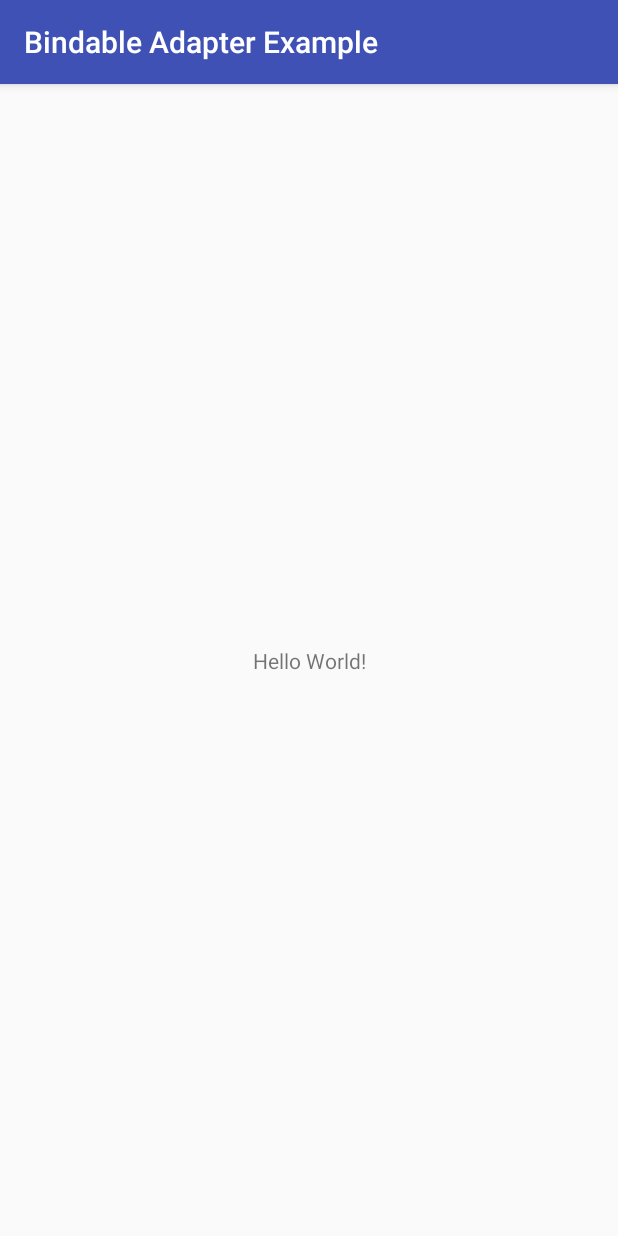
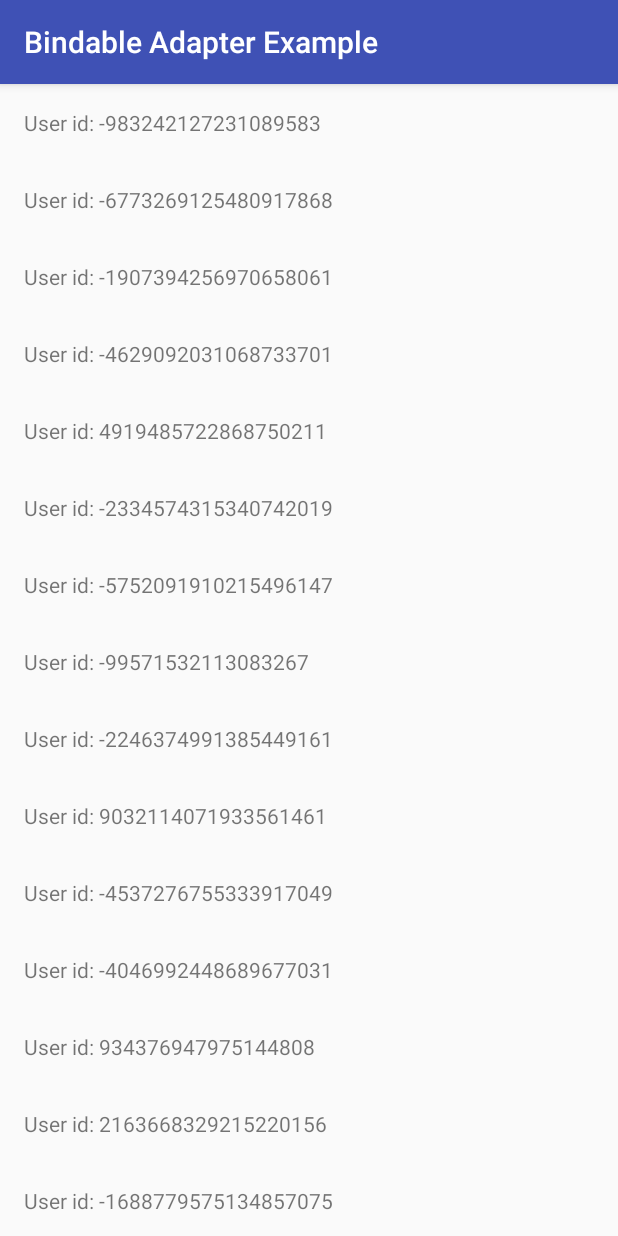
Before and after one commit to kozmi55/Bindable-Adapter-Example, an Android app: the screen it shows after launch (MainActivity), on a phone screen of 412 x 824 dp. Run offline under Robolectric (Android 15) with nearby library versions, the phone set to English and light mode, and no system bars.

```diff
--- a/app/src/main/java/hu/tamaskozmer/bindableadapterexample/MainActivity.kt
+++ b/app/src/main/java/hu/tamaskozmer/bindableadapterexample/MainActivity.kt
@@ -1,12 +1,29 @@
 package hu.tamaskozmer.bindableadapterexample
 
+import android.os.Bundle
 import android.support.v7.app.AppCompatActivity
-import android.os.Bundle
+import android.support.v7.widget.LinearLayoutManager
+import kotlinx.android.synthetic.main.activity_main.*
 
 class MainActivity : AppCompatActivity() {
+
+    private val viewModel = UserViewModel()
 
     override fun onCreate(savedInstanceState: Bundle?) {
         super.onCreate(savedInstanceState)
         setContentView(R.layout.activity_main)
+
+        val adapter = UserAdapter()
+
+        recyclerView.layoutManager = LinearLayoutManager(this)
+        recyclerView.adapter = adapter
+
+        viewModel.adapter = adapter
+        viewModel.startUpdates()
+    }
+
+    override fun onDestroy() {
+        viewModel.stopUpdates()
+        super.onDestroy()
     }
 }
--- /dev/null
+++ b/app/src/main/java/hu/tamaskozmer/bindableadapterexample/UserAdapter.kt
@@ -0,0 +1,31 @@
+package hu.tamaskozmer.bindableadapterexample
+
+import android.support.v7.widget.RecyclerView
+import android.view.LayoutInflater
+import android.view.View
+import android.view.ViewGroup
+import kotlinx.android.synthetic.main.list_item.view.*
+
+class UserAdapter : RecyclerView.Adapter<UserAdapter.UserHolder>() {
+
+    var userIds = emptyList<Long>()
+
+    override fun onCreateViewHolder(parent: ViewGroup, viewType: Int): UserHolder {
+        val inflater = LayoutInflater.from(parent.context)
+        return UserHolder(inflater.inflate(R.layout.list_item, parent, false))
+    }
+
+    override fun getItemCount() = userIds.size
+
+    override fun onBindViewHolder(holder: UserHolder, position: Int) {
+        holder.bind(userIds[position])
+    }
+
+    class UserHolder(itemView: View) : RecyclerView.ViewHolder(itemView) {
+
+        fun bind(userId: Long) {
+            itemView.userText.text = "User id: $userId"
+        }
+    }
+
+}
--- /dev/null
+++ b/app/src/main/java/hu/tamaskozmer/bindableadapterexample/UserViewModel.kt
@@ -0,0 +1,46 @@
+package hu.tamaskozmer.bindableadapterexample
+
+import android.databinding.BaseObservable
+import android.databinding.Bindable
+import android.os.Handler
+import java.util.*
+
+class UserViewModel : BaseObservable() {
+
+    @get:Bindable
+    var userIds: List<Long> = emptyList()
+        private set(value) {
+            field = value
+            notifyPropertyChanged(BR.userIds)
+        }
+
+    var adapter: UserAdapter? = null
+
+    private val updateInterval = 1000L
+    private val updateHandler = Handler()
+    private val random = Random()
+
+    private var updateRunnable: Runnable = object : Runnable {
+        override fun run() {
+            updateList()
+            updateHandler.postDelayed(this, updateInterval)
+        }
+    }
+
+    private fun updateList() {
+        userIds = List(30) {
+            random.nextLong()
+        }
+
+        adapter?.userIds = userIds
+        adapter?.notifyDataSetChanged()
+    }
+
+    fun startUpdates() {
+        updateHandler.postDelayed(updateRunnable, updateInterval)
+    }
+
+    fun stopUpdates() {
+        updateHandler.removeCallbacks(updateRunnable)
+    }
+}
--- a/app/src/main/res/layout/activity_main.xml
+++ b/app/src/main/res/layout/activity_main.xml
@@ -1,18 +1,11 @@
 <?xml version="1.0" encoding="utf-8"?>
-<android.support.constraint.ConstraintLayout xmlns:android="http://schemas.android.com/apk/res/android"
-    xmlns:app="http://schemas.android.com/apk/res-auto"
-    xmlns:tools="http://schemas.android.com/tools"
+<FrameLayout xmlns:android="http://schemas.android.com/apk/res/android"
     android:layout_width="match_parent"
-    android:layout_height="match_parent"
-    tools:context=".MainActivity">
+    android:layout_height="match_parent">
 
-    <TextView
-        android:layout_width="wrap_content"
-        android:layout_height="wrap_content"
-        android:text="Hello World!"
-        app:layout_constraintBottom_toBottomOf="parent"
-        app:layout_constraintLeft_toLeftOf="parent"
-        app:layout_constraintRight_toRightOf="parent"
-        app:layout_constraintTop_toTopOf="parent" />
+    <android.support.v7.widget.RecyclerView
+        android:id="@+id/recyclerView"
+        android:layout_width="match_parent"
+        android:layout_height="match_parent" />
 
-</android.support.constraint.ConstraintLayout>
+</FrameLayout>
--- /dev/null
+++ b/app/src/main/res/layout/list_item.xml
@@ -0,0 +1,7 @@
+<?xml version="1.0" encoding="utf-8"?>
+<TextView xmlns:android="http://schemas.android.com/apk/res/android"
+    android:id="@+id/userText"
+    android:layout_width="wrap_content"
+    android:layout_height="wrap_content"
+    android:padding="16dp"
+    android:textSize="14sp" />
--- a/gradle.properties
+++ b/gradle.properties
@@ -11,3 +11,5 @@ org.gradle.jvmargs=-Xmx1536m
 # This option should only be used with decoupled projects. More details, visit
 # http://www.gradle.org/docs/current/userguide/multi_project_builds.html#sec:decoupled_projects
 # org.gradle.parallel=true
+
+android.databinding.enableV2=true
```
Also changed, not shown: app/build.gradle (+9 -6 lines), 2 other files.
